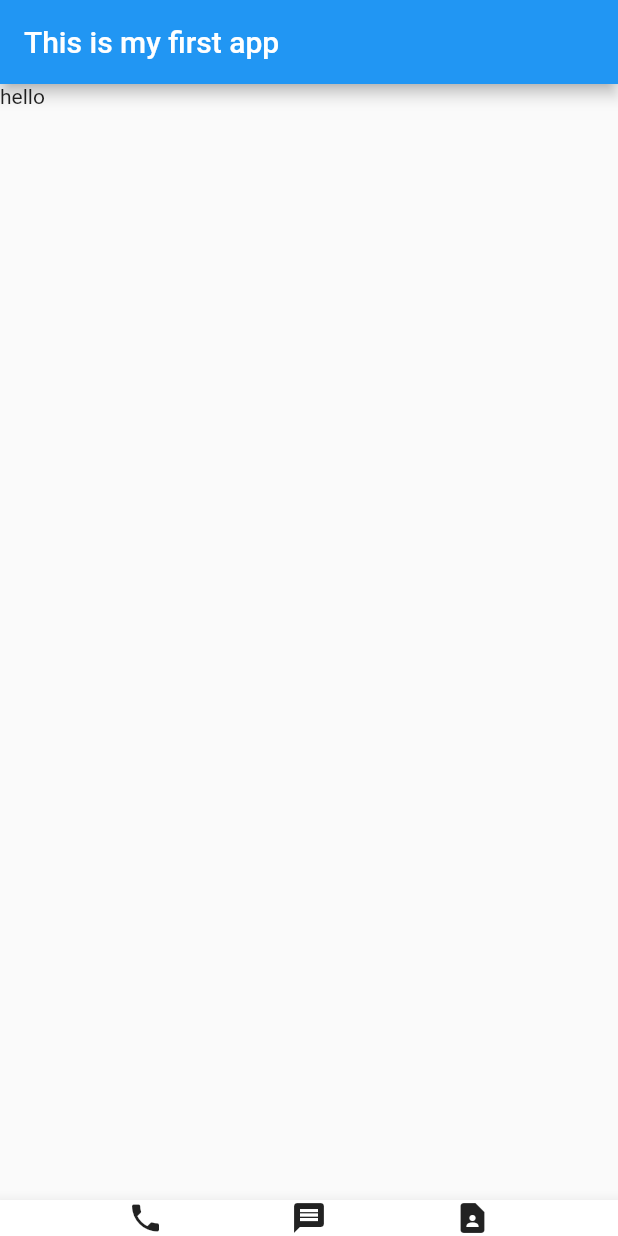
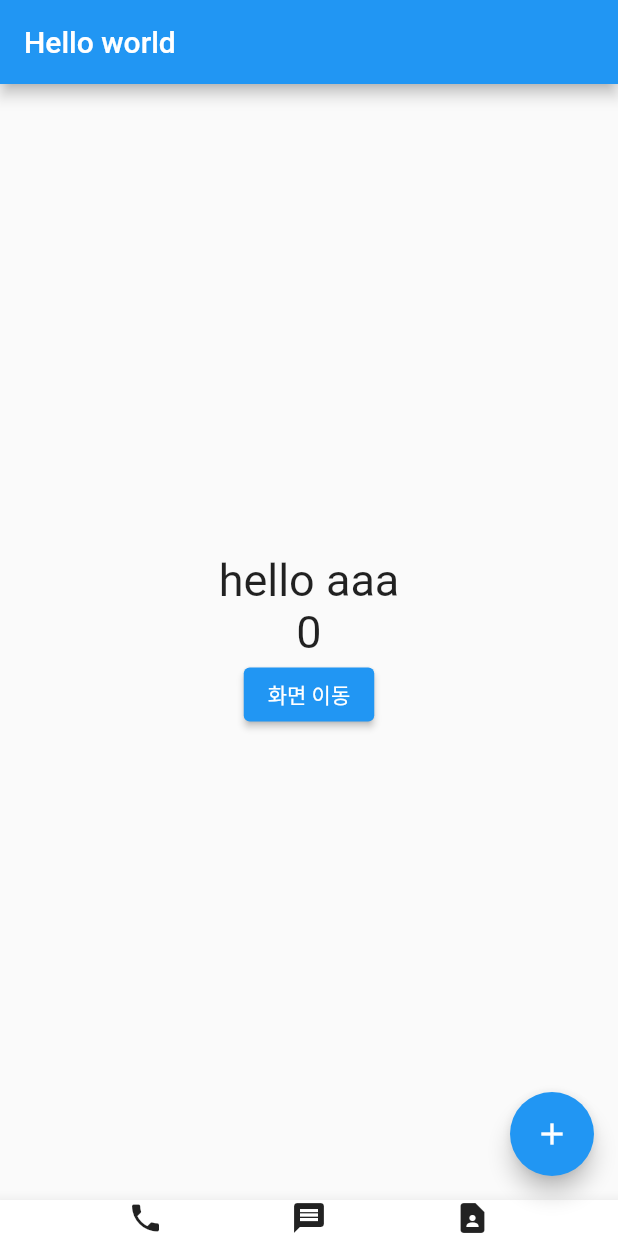
Before and after one commit to amissu89/learn-flu, a Flutter app: the screen it shows after launch, on a phone screen of 412 x 824 dp. Run offline on Flutter 3.47's test engine with Material 2 defaults, Android fonts, the phone set to English and light mode, and no system bars.

Commit message:
쿠퍼티노 디자인 적용 및 네비게이션 기능 적용

```diff
--- a/lib/main.dart
+++ b/lib/main.dart
@@ -1,4 +1,5 @@
 import 'package:flutter/material.dart';
+import 'cupertino_page.dart';
 
 void main() {
   //runApp : please run this app
@@ -31,15 +32,52 @@ class MyApp extends StatelessWidget {
         // home: Center(
         //     child: Container(width: 50, height: 100, color: Colors.blue)));
         title: 'This is app',
-        home: Scaffold(
+        home: HelloPage(title: "Hello world"));
+        //home: CupertinoPage());
+  }
+}
+
+class HelloPage extends StatefulWidget {
+  const HelloPage({Key? key, required this.title}) : super(key: key);
+  final String title;
+
+  @override
+  State<HelloPage> createState() => _HelloPageState();
+}
+
+class _HelloPageState extends State<HelloPage> {
+  String _message = 'hello aaa';
+  int counter = 0;
+
+  @override
+  Widget build(BuildContext context) {
+    return Scaffold(
+      floatingActionButton: FloatingActionButton(
+          onPressed: changeMessage, child: Icon(Icons.add)),
       appBar: AppBar(
-            title: const Text('This is my first app'),
+        title: Text(widget.title),
       ),
-          body: Row( //Row
-            children: const [
-              Text('hello')
-            ]
+      body: Center(
+          child: Column(
+            mainAxisAlignment: MainAxisAlignment.center,
+        children: [
+          Text(
+            _message,
+            style: TextStyle(fontSize: 30),
           ),
+          Text(
+            '$counter',
+            style: TextStyle(fontSize: 30),
+          ),
+          ElevatedButton(
+            child: Text('화면 이동'),
+            onPressed: (){
+              Navigator.push(context,
+              MaterialPageRoute(builder: (context) => CupertinoPage()));
+            },
+          )
+        ],
+      )),
       bottomNavigationBar: BottomAppBar(
           child: Row(
               mainAxisAlignment: MainAxisAlignment.spaceEvenly,
@@ -47,10 +85,13 @@ class MyApp extends StatelessWidget {
             Icon(Icons.phone),
             Icon(Icons.message),
             Icon(Icons.contact_page)
-              ]
-            )
-          ),
-        )
+          ])),
     );
   }
+
+  changeMessage() {
+    setState(() {
+      counter++;
+    });
   }
+}
```
Also changed, not shown: lib/cupertino_page.dart (added, +44 -0 lines). Lines whose indentation alone changed are shown as unchanged.
